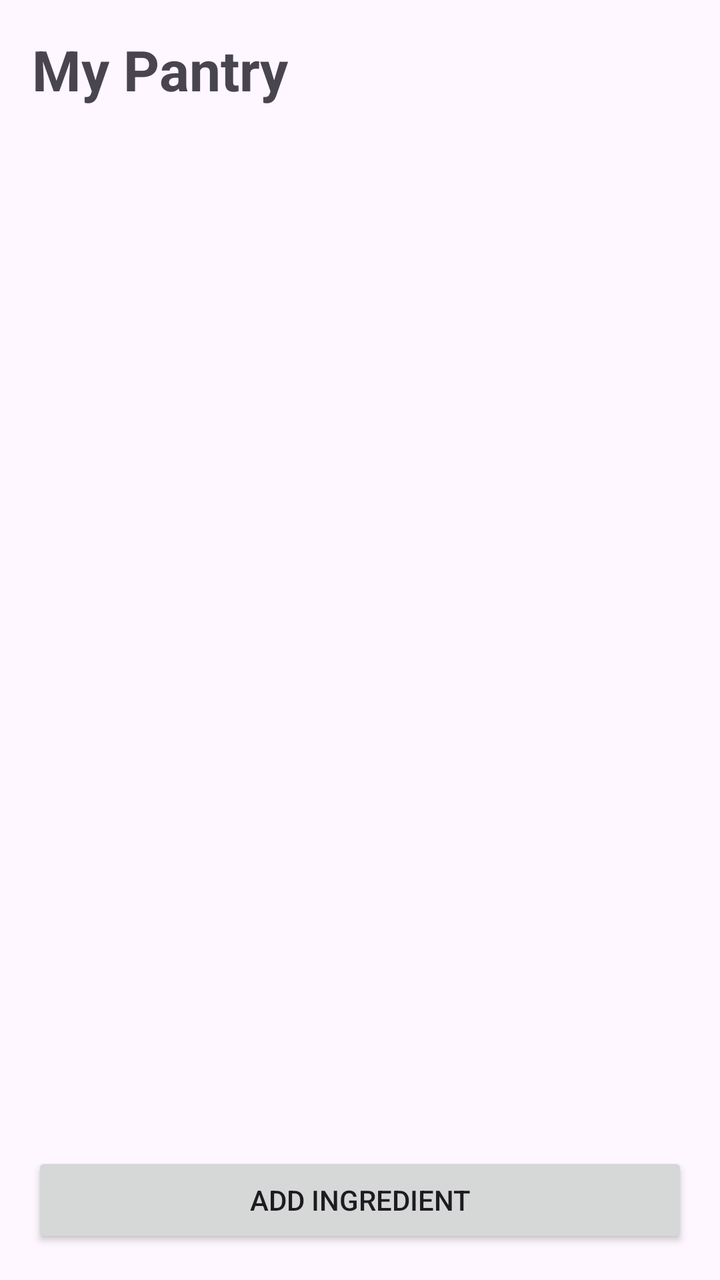
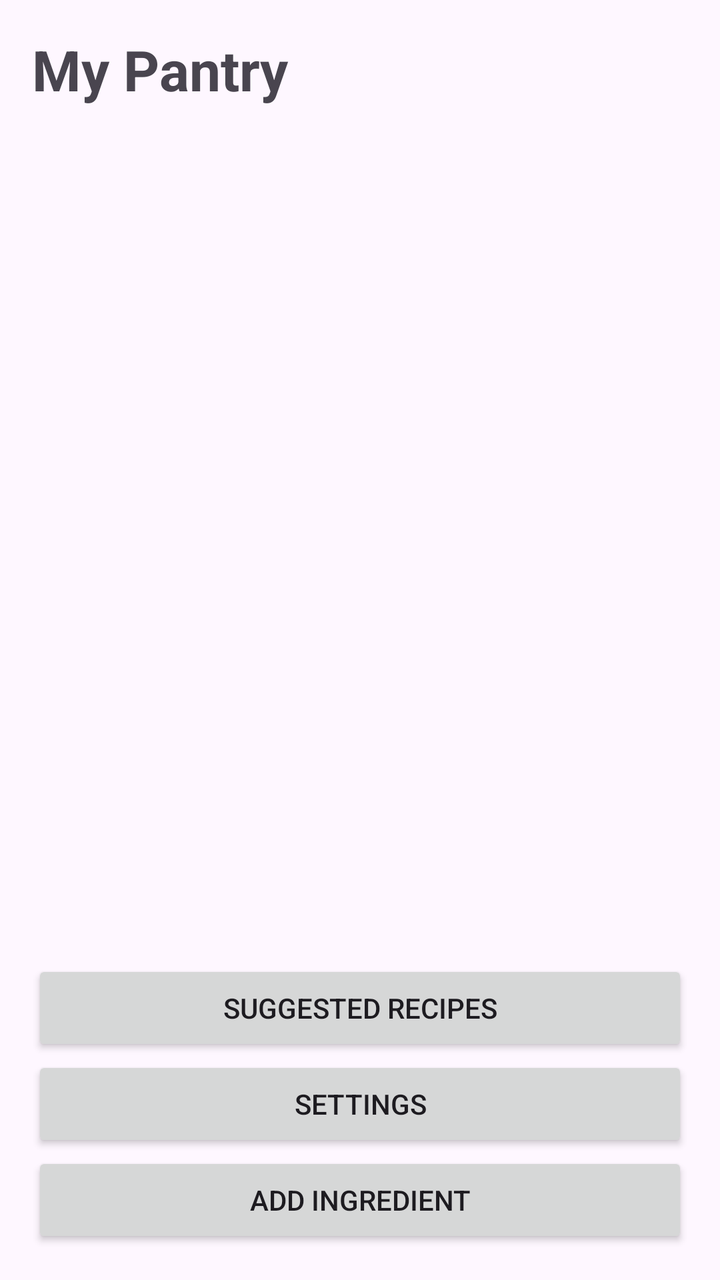

Two renders of the same Android screen: before a commit and after it. Below are the layout's source before the change and the commit's diff.
<!-- AndroidManifest.xml: application theme Theme.SmartPantryManager -->
<!-- res/layout/activity_main.xml -->
<?xml version="1.0" encoding="utf-8"?>
<LinearLayout
    xmlns:android="http://schemas.android.com/apk/res/android"
    android:layout_width="match_parent"
    android:layout_height="match_parent"
    android:orientation="vertical"
    android:padding="16dp">

    <TextView
        android:layout_width="wrap_content"
        android:layout_height="wrap_content"
        android:text="My Pantry"
        android:textSize="28sp"
        android:textStyle="bold"
        android:layout_marginBottom="16dp" />

    <androidx.recyclerview.widget.RecyclerView
        android:id="@+id/recyclerPantry"
        android:layout_width="match_parent"
        android:layout_height="0dp"
        android:layout_weight="1" />

    <Button
        android:id="@+id/buttonAddIngredient"
        android:layout_width="match_parent"
        android:layout_height="wrap_content"
        android:text="Add Ingredient" />

</LinearLayout>
<!-- resources referenced by this layout -->
<resources>
  <style name="Theme.SmartPantryManager" parent="Base.Theme.SmartPantryManager" />
  <style name="Base.Theme.SmartPantryManager" parent="Theme.Material3.DayNight.NoActionBar">
          
          
      </style>
</resources>

<!-- the commit's change to res/layout/activity_main.xml (unified diff, before → after) -->
@@ -21,6 +21,16 @@
         android:layout_weight="1" />
 
     <Button
+        android:id="@+id/buttonSuggestedRecipes"
+        android:layout_width="match_parent"
+        android:layout_height="wrap_content"
+        android:text="Suggested Recipes" />
+    <Button
+        android:id="@+id/buttonSettings"
+        android:layout_width="match_parent"
+        android:layout_height="wrap_content"
+        android:text="Settings" />
+    <Button
         android:id="@+id/buttonAddIngredient"
         android:layout_width="match_parent"
         android:layout_height="wrap_content"
